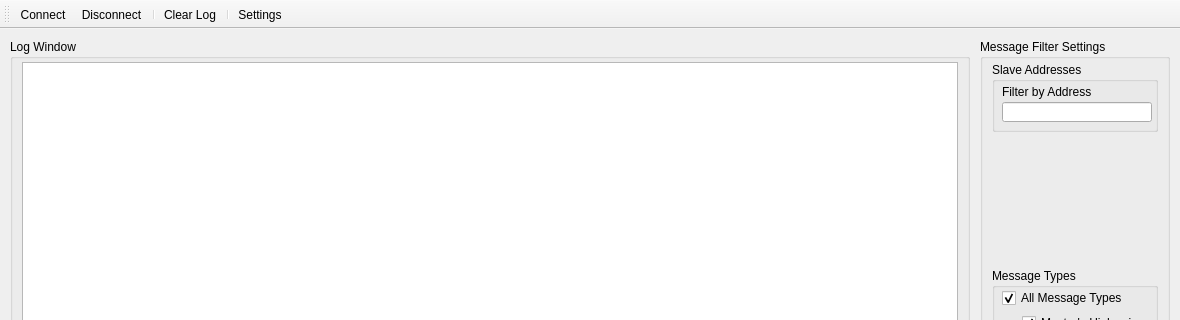
Before: the Qt Designer form src/main/main_window.ui in Clever0ne/CannabusControl, drawn with Qt 5; both pictures show x 0 to 1180 and y 0 to 320 of the 1180 by 720 pixel window.
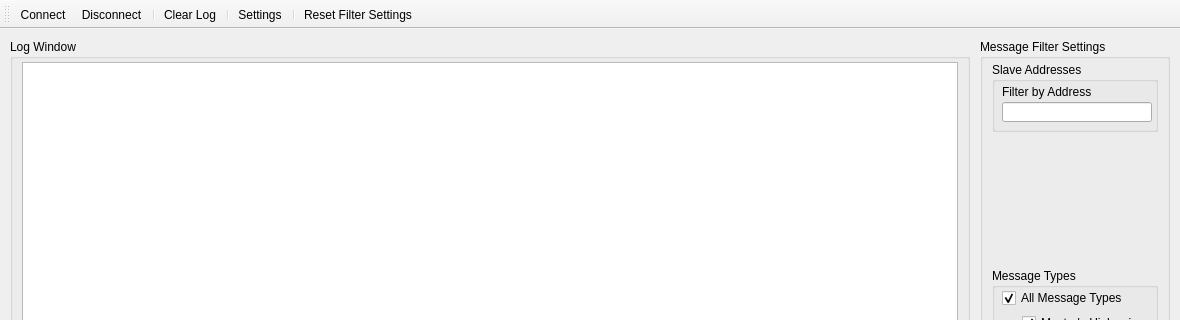
After: the same form once the commit is applied. Icons and pictures are not drawn. Custom widgets are drawn as their Qt base class.

```diff
--- a/src/main/main_window.ui
+++ b/src/main/main_window.ui
@@ -481,6 +481,8 @@
    <addaction name="actionClearLog"/>
    <addaction name="separator"/>
    <addaction name="actionSettings"/>
+   <addaction name="separator"/>
+   <addaction name="actionResetFilterSettings"/>
   </widget>
   <action name="actionConnect">
    <property name="icon">
@@ -533,6 +535,18 @@
     <string>Settings</string>
    </property>
   </action>
+  <action name="actionResetFilterSettings">
+   <property name="icon">
+    <iconset resource="../images/images.qrc">
+     <normaloff>:/reset_filter_settings.png</normaloff>:/reset_filter_settings.png</iconset>
+   </property>
+   <property name="text">
+    <string>Reset Filter Settings</string>
+   </property>
+   <property name="toolTip">
+    <string>Reset Message Filter Settings to default</string>
+   </property>
+  </action>
  </widget>
  <customwidgets>
   <customwidget>
```
